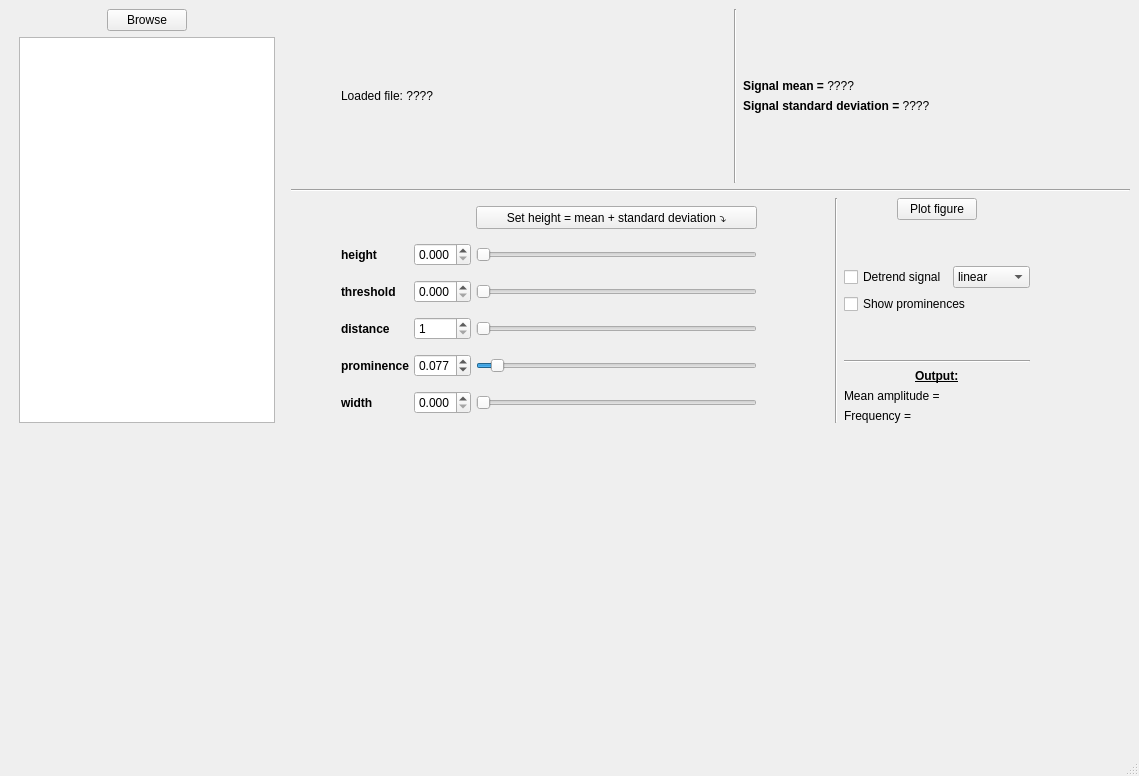
This is src/ui/scasaMainWindow.ui in tcoustillet/s-casa as Qt 5 draws it before an edit. The edited form follows.
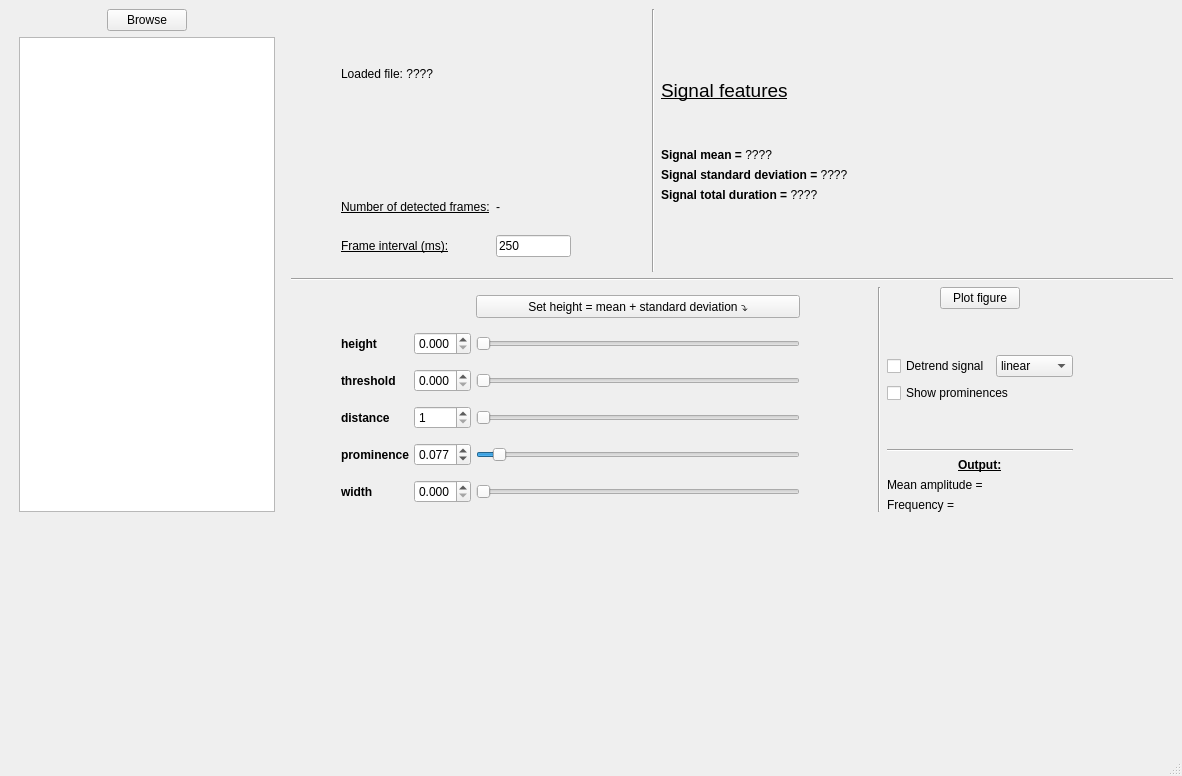
This is the edited form. Custom widgets are drawn as their Qt base class.

Commit message:
feat: add frame count label and frame interval input
- display the number of frames after loading a file
- add a frame interval line edit (ms) and a total duration label
- compute the frequency from the real duration instead of the hardcoded 150 s

Diff of the .ui file:
```diff
--- a/src/ui/scasaMainWindow.ui
+++ b/src/ui/scasaMainWindow.ui
@@ -6,7 +6,7 @@
    <rect>
     <x>0</x>
     <y>0</y>
-    <width>1139</width>
+    <width>1182</width>
     <height>776</height>
    </rect>
   </property>
@@ -41,28 +41,128 @@
            </widget>
           </item>
           <item>
-           <widget class="QTableView" name="tableView"/>
+           <widget class="QTableView" name="tableView">
+            <property name="sizePolicy">
+             <sizepolicy hsizetype="Expanding" vsizetype="Expanding">
+              <horstretch>0</horstretch>
+              <verstretch>0</verstretch>
+             </sizepolicy>
+            </property>
+            <property name="minimumSize">
+             <size>
+              <width>180</width>
+              <height>0</height>
+             </size>
+            </property>
+           </widget>
           </item>
          </layout>
         </item>
         <item>
          <layout class="QVBoxLayout" name="verticalLayout_3">
           <item>
-           <layout class="QHBoxLayout" name="horizontalLayout">
+           <layout class="QHBoxLayout" name="horizontalLayout" stretch="1,0,0,1">
             <property name="leftMargin">
              <number>50</number>
             </property>
             <item>
-             <widget class="QLabel" name="fileNameLabel">
-              <property name="font">
-               <font>
-                <bold>false</bold>
-               </font>
-              </property>
-              <property name="text">
-               <string>&lt;html&gt;&lt;head/&gt;&lt;body&gt;&lt;p&gt;&lt;span style=&quot; font-weight:700;&quot;&gt;Loaded file: &lt;/span&gt;????&lt;/p&gt;&lt;/body&gt;&lt;/html&gt;</string>
-              </property>
-             </widget>
+             <layout class="QVBoxLayout" name="verticalLayout_7">
+              <item>
+               <layout class="QHBoxLayout" name="horizontalLayout_5" stretch="0">
+                <item>
+                 <widget class="QLabel" name="fileNameLabel">
+                  <property name="font">
+                   <font>
+                    <bold>false</bold>
+                   </font>
+                  </property>
+                  <property name="text">
+                   <string>&lt;html&gt;&lt;head/&gt;&lt;body&gt;&lt;p&gt;&lt;span style=&quot; font-weight:700;&quot;&gt;Loaded file: &lt;/span&gt;????&lt;/p&gt;&lt;/body&gt;&lt;/html&gt;</string>
+                  </property>
+                 </widget>
+                </item>
+               </layout>
+              </item>
+              <item>
+               <layout class="QGridLayout" name="gridLayout_2" rowstretch="0,0">
+                <property name="topMargin">
+                 <number>40</number>
+                </property>
+                <property name="bottomMargin">
+                 <number>15</number>
+                </property>
+                <property name="verticalSpacing">
+                 <number>-1</number>
+                </property>
+                <item row="0" column="1">
+                 <widget class="QLabel" name="frameCountValue">
+                  <property name="text">
+                   <string>-</string>
+                  </property>
+                 </widget>
+                </item>
+                <item row="1" column="0">
+                 <widget class="QLabel" name="frameIntervalLabel">
+                  <property name="font">
+                   <font>
+                    <underline>true</underline>
+                   </font>
+                  </property>
+                  <property name="text">
+                   <string>Frame interval (ms):</string>
+                  </property>
+                 </widget>
+                </item>
+                <item row="0" column="0">
+                 <widget class="QLabel" name="frameCountLabel">
+                  <property name="font">
+                   <font>
+                    <underline>true</underline>
+                   </font>
+                  </property>
+                  <property name="text">
+                   <string>Number of detected frames:</string>
+                  </property>
+                 </widget>
+                </item>
+                <item row="1" column="1">
+                 <widget class="QLineEdit" name="frameIntervalLineEdit">
+                  <property name="sizePolicy">
+                   <sizepolicy hsizetype="Fixed" vsizetype="Fixed">
+                    <horstretch>0</horstretch>
+                    <verstretch>0</verstretch>
+                   </sizepolicy>
+                  </property>
+                  <property name="maximumSize">
+                   <size>
+                    <width>75</width>
+                    <height>16777215</height>
+                   </size>
+                  </property>
+                  <property name="focusPolicy">
+                   <enum>Qt::FocusPolicy::ClickFocus</enum>
+                  </property>
+                  <property name="text">
+                   <string>250</string>
+                  </property>
+                 </widget>
+                </item>
+                <item row="0" column="2">
+                 <spacer name="horizontalSpacer_2">
+                  <property name="orientation">
+                   <enum>Qt::Orientation::Horizontal</enum>
+                  </property>
+                  <property name="sizeHint" stdset="0">
+                   <size>
+                    <width>40</width>
+                    <height>20</height>
+                   </size>
+                  </property>
+                 </spacer>
+                </item>
+               </layout>
+              </item>
+             </layout>
             </item>
             <item>
              <widget class="Line" name="line">
@@ -76,9 +176,38 @@
               <property name="topMargin">
                <number>70</number>
               </property>
+              <property name="rightMargin">
+               <number>20</number>
+              </property>
               <property name="bottomMargin">
                <number>70</number>
               </property>
+              <item>
+               <widget class="QLabel" name="label">
+                <property name="font">
+                 <font>
+                  <pointsize>14</pointsize>
+                  <underline>true</underline>
+                 </font>
+                </property>
+                <property name="text">
+                 <string>Signal features</string>
+                </property>
+               </widget>
+              </item>
+              <item>
+               <spacer name="verticalSpacer_3">
+                <property name="orientation">
+                 <enum>Qt::Orientation::Vertical</enum>
+                </property>
+                <property name="sizeHint" stdset="0">
+                 <size>
+                  <width>20</width>
+                  <height>40</height>
+                 </size>
+                </property>
+               </spacer>
+              </item>
               <item>
                <widget class="QLabel" name="meanSignalLabel">
                 <property name="font">
@@ -103,8 +232,33 @@
                 </property>
                </widget>
               </item>
+              <item>
+               <widget class="QLabel" name="durationSignalLabel">
+                <property name="font">
+                 <font>
+                  <bold>false</bold>
+                 </font>
+                </property>
+                <property name="text">
+                 <string>&lt;html&gt;&lt;head/&gt;&lt;body&gt;&lt;p&gt;&lt;span style=&quot; font-weight:700;&quot;&gt;Signal total duration =&lt;/span&gt; ????&lt;/p&gt;&lt;/body&gt;&lt;/html&gt;</string>
+                </property>
+               </widget>
+              </item>
              </layout>
             </item>
+            <item>
+             <spacer name="horizontalSpacer_3">
+              <property name="orientation">
+               <enum>Qt::Orientation::Horizontal</enum>
+              </property>
+              <property name="sizeHint" stdset="0">
+               <size>
+                <width>40</width>
+                <height>20</height>
+               </size>
+              </property>
+             </spacer>
+            </item>
            </layout>
           </item>
           <item>
```
Left out of the diff: 2 changed lines with no effect on the pictures. The commit also changes 2 other files.
